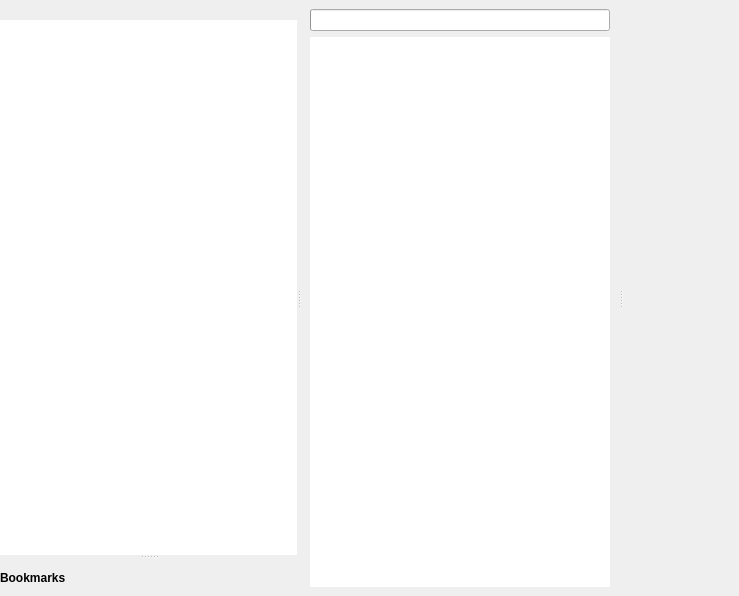
The window that Sources/filemgmt/ptFileMgrWindow.ui (dzz007/photivo) describes before a commit, drawn with Qt 5.
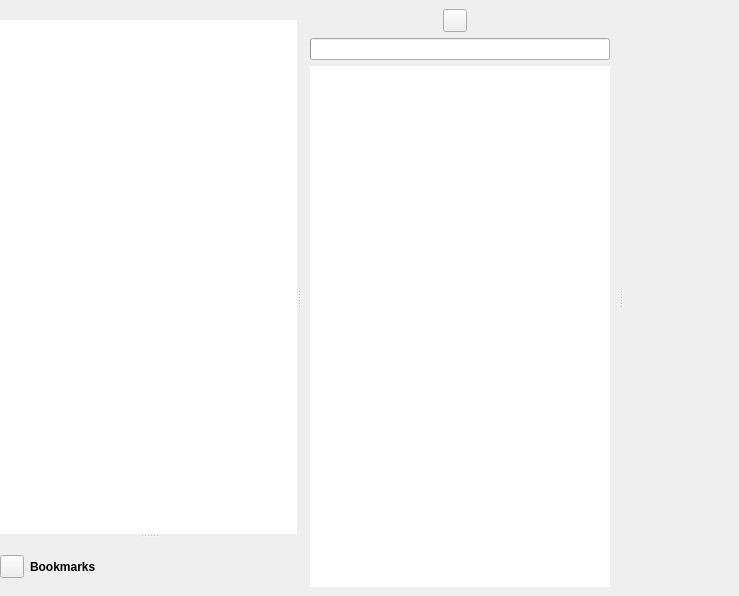
The same window after the commit. Icons and pictures are not drawn.

Commit message: Bookmark menu, bookmark button and scrollable pathbar (some tweaking to be done)

Diff of the .ui file:
```diff
--- a/Sources/filemgmt/ptFileMgrWindow.ui
+++ b/Sources/filemgmt/ptFileMgrWindow.ui
@@ -89,6 +89,16 @@
           </property>
           <layout class="QVBoxLayout" name="m_TagPaneLayout">
            <item>
+            <layout class="QHBoxLayout" name="horizontalLayout_2">
+             <item>
+              <widget class="QToolButton" name="m_AddBookmarkButton">
+               <property name="icon">
+                <iconset resource="../../qrc/photivo.qrc">
+                 <normaloff>:/dark/icons/bookmark-new.png</normaloff>:/dark/icons/bookmark-new.png</iconset>
+               </property>
+              </widget>
+             </item>
+             <item>
             <widget class="QLabel" name="BookmarksLabel">
              <property name="font">
               <font>
@@ -108,6 +118,8 @@
             </widget>
            </item>
           </layout>
+           </item>
+          </layout>
          </widget>
         </widget>
        </item>
@@ -118,6 +130,57 @@
        <property name="margin">
         <number>9</number>
        </property>
+       <item>
+        <widget class="QWidget" name="m_PathContainer" native="true">
+         <property name="sizePolicy">
+          <sizepolicy hsizetype="Preferred" vsizetype="Fixed">
+           <horstretch>0</horstretch>
+           <verstretch>0</verstretch>
+          </sizepolicy>
+         </property>
+         <property name="baseSize">
+          <size>
+           <width>0</width>
+           <height>25</height>
+          </size>
+         </property>
+         <layout class="QHBoxLayout" name="m_PathLayout">
+          <property name="spacing">
+           <number>0</number>
+          </property>
+          <property name="margin">
+           <number>0</number>
+          </property>
+          <item>
+           <widget class="QToolButton" name="m_BookmarkButton">
+            <property name="toolTip">
+             <string>Open bookmark list</string>
+            </property>
+            <property name="icon">
+             <iconset resource="../../qrc/photivo.qrc">
+              <normaloff>:/dark/icons/folder-bookmarks.png</normaloff>:/dark/icons/folder-bookmarks.png</iconset>
+            </property>
+           </widget>
+          </item>
+          <item>
+           <spacer name="horizontalSpacer">
+            <property name="orientation">
+             <enum>Qt::Horizontal</enum>
+            </property>
+            <property name="sizeType">
+             <enum>QSizePolicy::Fixed</enum>
+            </property>
+            <property name="sizeHint" stdset="0">
+             <size>
+              <width>10</width>
+              <height>10</height>
+             </size>
+            </property>
+           </spacer>
+          </item>
+         </layout>
+        </widget>
+       </item>
        <item>
         <widget class="QProgressBar" name="m_Progressbar">
          <property name="value">
```
Left out of the diff: 4 changed lines with no effect on the pictures. Lines whose indentation alone changed are shown as unchanged. The commit also changes 15 other files.
